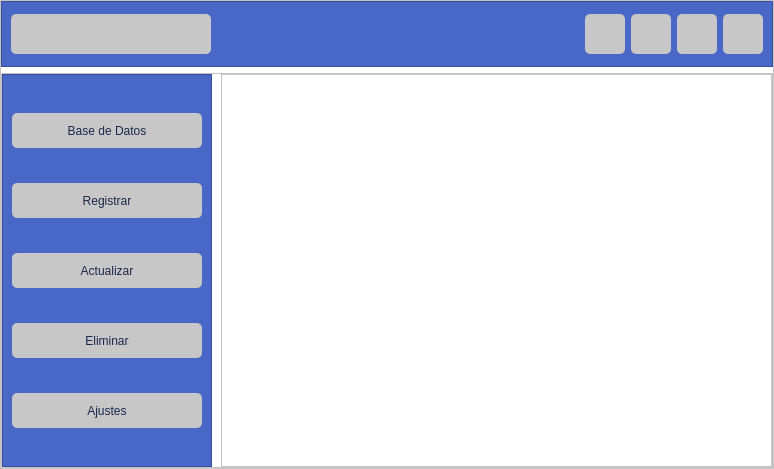
Old version of the form interface.ui in the repository AlexanderOI/CRUD_for_database.
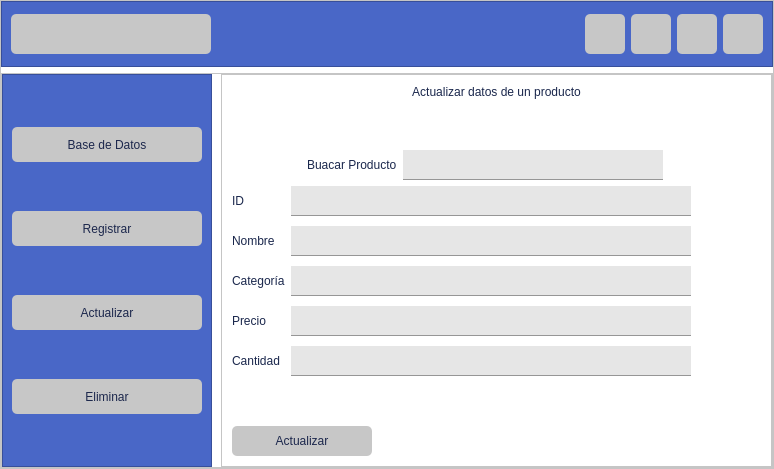
New version of the form. The open tabs and pages were chosen to show the change. Icons and pictures are not drawn.

Commit message: Added the database and the class to manage it

The edit to the form file:
```diff
--- a/interface.ui
+++ b/interface.ui
@@ -403,23 +403,6 @@
                </property>
               </widget>
              </item>
-             <item>
-              <widget class="QPushButton" name="bt_settings">
-               <property name="minimumSize">
-                <size>
-                 <width>0</width>
-                 <height>35</height>
-                </size>
-               </property>
-               <property name="text">
-                <string>Ajustes</string>
-               </property>
-               <property name="icon">
-                <iconset>
-                 <normaloff>icons/settings.svg</normaloff>icons/settings.svg</iconset>
-               </property>
-              </widget>
-             </item>
             </layout>
            </widget>
           </item>
@@ -498,6 +481,12 @@
              </property>
              <item>
               <widget class="QStackedWidget" name="stackedWidget">
+               <property name="styleSheet">
+                <string notr="true"/>
+               </property>
+               <property name="currentIndex">
+                <number>0</number>
+               </property>
                <widget class="QWidget" name="page_database">
                 <layout class="QVBoxLayout" name="verticalLayout_5">
                  <item>
@@ -614,9 +603,469 @@
                  </property>
                 </widget>
                </widget>
-               <widget class="QWidget" name="page_update"/>
-               <widget class="QWidget" name="page_eliminate"/>
-               <widget class="QWidget" name="page_settings"/>
+               <widget class="QWidget" name="page_update">
+                <layout class="QVBoxLayout" name="verticalLayout_12">
+                 <item>
+                  <widget class="QLabel" name="label_15">
+                   <property name="text">
+                    <string>Actualizar datos de un producto</string>
+                   </property>
+                   <property name="alignment">
+                    <set>Qt::AlignCenter</set>
+                   </property>
+                  </widget>
+                 </item>
+                 <item>
+                  <spacer name="verticalSpacer_3">
+                   <property name="orientation">
+                    <enum>Qt::Vertical</enum>
+                   </property>
+                   <property name="sizeHint" stdset="0">
+                    <size>
+                     <width>20</width>
+                     <height>40</height>
+                    </size>
+                   </property>
+                  </spacer>
+                 </item>
+                 <item>
+                  <layout class="QHBoxLayout" name="horizontalLayout_8">
+                   <item>
+                    <spacer name="horizontalSpacer_6">
+                     <property name="orientation">
+                      <enum>Qt::Horizontal</enum>
+                     </property>
+                     <property name="sizeType">
+                      <enum>QSizePolicy::Minimum</enum>
+                     </property>
+                     <property name="sizeHint" stdset="0">
+                      <size>
+                       <width>75</width>
+                       <height>20</height>
+                      </size>
+                     </property>
+                    </spacer>
+                   </item>
+                   <item>
+                    <widget class="QLabel" name="label_16">
+                     <property name="text">
+                      <string>Buacar Producto</string>
+                     </property>
+                    </widget>
+                   </item>
+                   <item>
+                    <widget class="QLineEdit" name="lineEdit_11">
+                     <property name="minimumSize">
+                      <size>
+                       <width>260</width>
+                       <height>30</height>
+                      </size>
+                     </property>
+                    </widget>
+                   </item>
+                   <item>
+                    <spacer name="horizontalSpacer_7">
+                     <property name="orientation">
+                      <enum>Qt::Horizontal</enum>
+                     </property>
+                     <property name="sizeType">
+                      <enum>QSizePolicy::Expanding</enum>
+                     </property>
+                     <property name="sizeHint" stdset="0">
+                      <size>
+                       <width>40</width>
+                       <height>20</height>
+                      </size>
+                     </property>
+                    </spacer>
+                   </item>
+                  </layout>
+                 </item>
+                 <item>
+                  <layout class="QHBoxLayout" name="horizontalLayout_6">
+                   <item>
+                    <layout class="QVBoxLayout" name="verticalLayout_10">
+                     <property name="spacing">
+                      <number>10</number>
+                     </property>
+                     <item>
+                      <widget class="QLabel" name="label_9">
+                       <property name="text">
+                        <string>ID</string>
+                       </property>
+                      </widget>
+                     </item>
+                     <item>
+                      <widget class="QLabel" name="label_10">
+                       <property name="text">
+                        <string>Nombre</string>
+                       </property>
+                      </widget>
+                     </item>
+                     <item>
+                      <widget class="QLabel" name="label_11">
+                       <property name="text">
+                        <string>Categoría</string>
+                       </property>
+                      </widget>
+                     </item>
+                     <item>
+                      <widget class="QLabel" name="label_12">
+                       <property name="text">
+                        <string>Precio</string>
+                       </property>
+                      </widget>
+                     </item>
+                     <item>
+                      <widget class="QLabel" name="label_13">
+                       <property name="text">
+                        <string>Cantidad</string>
+                       </property>
+                      </widget>
+                     </item>
+                    </layout>
+                   </item>
+                   <item>
+                    <layout class="QVBoxLayout" name="verticalLayout_11">
+                     <property name="spacing">
+                      <number>10</number>
+                     </property>
+                     <item>
+                      <widget class="QLineEdit" name="lineEdit_6">
+                       <property name="minimumSize">
+                        <size>
+                         <width>400</width>
+                         <height>30</height>
+                        </size>
+                       </property>
+                      </widget>
+                     </item>
+                     <item>
+                      <widget class="QLineEdit" name="lineEdit_7">
+                       <property name="minimumSize">
+                        <size>
+                         <width>0</width>
+                         <height>30</height>
+                        </size>
+                       </property>
+                      </widget>
+                     </item>
+                     <item>
+                      <widget class="QLineEdit" name="lineEdit_8">
+                       <property name="minimumSize">
+                        <size>
+                         <width>0</width>
+                         <height>30</height>
+                        </size>
+                       </property>
+                      </widget>
+                     </item>
+                     <item>
+                      <widget class="QLineEdit" name="lineEdit_9">
+                       <property name="minimumSize">
+                        <size>
+                         <width>0</width>
+                         <height>30</height>
+                        </size>
+                       </property>
+                      </widget>
+                     </item>
+                     <item>
+                      <widget class="QLineEdit" name="lineEdit_10">
+                       <property name="minimumSize">
+                        <size>
+                         <width>0</width>
+                         <height>30</height>
+                        </size>
+                       </property>
+                      </widget>
+                     </item>
+                    </layout>
+                   </item>
+                   <item>
+                    <spacer name="horizontalSpacer_4">
+                     <property name="orientation">
+                      <enum>Qt::Horizontal</enum>
+                     </property>
+                     <property name="sizeType">
+                      <enum>QSizePolicy::Expanding</enum>
+                     </property>
+                     <property name="sizeHint" stdset="0">
+                      <size>
+                       <width>40</width>
+                       <height>20</height>
+                      </size>
+                     </property>
+                    </spacer>
+                   </item>
+                  </layout>
+                 </item>
+                 <item>
+                  <spacer name="verticalSpacer_4">
+                   <property name="orientation">
+                    <enum>Qt::Vertical</enum>
+                   </property>
+                   <property name="sizeHint" stdset="0">
+                    <size>
+                     <width>20</width>
+                     <height>40</height>
+                    </size>
+                   </property>
+                  </spacer>
+                 </item>
+                 <item>
+                  <layout class="QHBoxLayout" name="horizontalLayout_7">
+                   <item>
+                    <widget class="QPushButton" name="pushButton_2">
+                     <property name="minimumSize">
+                      <size>
+                       <width>140</width>
+                       <height>30</height>
+                      </size>
+                     </property>
+                     <property name="text">
+                      <string>Actualizar</string>
+                     </property>
+                    </widget>
+                   </item>
+                   <item>
+                    <spacer name="horizontalSpacer_5">
+                     <property name="orientation">
+                      <enum>Qt::Horizontal</enum>
+                     </property>
+                     <property name="sizeHint" stdset="0">
+                      <size>
+                       <width>298</width>
+                       <height>28</height>
+                      </size>
+                     </property>
+                    </spacer>
+                   </item>
+                   <item>
+                    <widget class="QLabel" name="label_14">
+                     <property name="minimumSize">
+                      <size>
+                       <width>200</width>
+                       <height>0</height>
+                      </size>
+                     </property>
+                     <property name="text">
+                      <string/>
+                     </property>
+                     <property name="alignment">
+                      <set>Qt::AlignCenter</set>
+                     </property>
+                    </widget>
+                   </item>
+                  </layout>
+                 </item>
+                </layout>
+               </widget>
+               <widget class="QWidget" name="page_eliminate">
+                <layout class="QVBoxLayout" name="verticalLayout_13">
+                 <item>
+                  <widget class="QLabel" name="label_21">
+                   <property name="text">
+                    <string>Eliminar un producto</string>
+                   </property>
+                   <property name="alignment">
+                    <set>Qt::AlignCenter</set>
+                   </property>
+                  </widget>
+                 </item>
+                 <item>
+                  <layout class="QHBoxLayout" name="horizontalLayout_11">
+                   <item>
+                    <spacer name="horizontalSpacer_11">
+                     <property name="orientation">
+                      <enum>Qt::Horizontal</enum>
+                     </property>
+                     <property name="sizeHint" stdset="0">
+                      <size>
+                       <width>40</width>
+                       <height>20</height>
+                      </size>
+                     </property>
+                    </spacer>
+                   </item>
+                   <item>
+                    <widget class="QLabel" name="label_19">
+                     <property name="text">
+                      <string>Buacar Producto a eliminar</string>
+                     </property>
+                    </widget>
+                   </item>
+                   <item>
+                    <widget class="QLineEdit" name="lineEdit_13">
+                     <property name="minimumSize">
+                      <size>
+                       <width>260</width>
+                       <height>30</height>
+                      </size>
+                     </property>
+                    </widget>
+                   </item>
+                   <item>
+                    <spacer name="horizontalSpacer_12">
+                     <property name="orientation">
+                      <enum>Qt::Horizontal</enum>
+                     </property>
+                     <property name="sizeHint" stdset="0">
+                      <size>
+                       <width>40</width>
+                       <height>20</height>
+                      </size>
+                     </property>
+                    </spacer>
+                   </item>
+                  </layout>
+                 </item>
+                 <item>
+                  <widget class="QTableWidget" name="table_products_2">
+                   <property name="sizePolicy">
+                    <sizepolicy hsizetype="Expanding" vsizetype="Expanding">
+                     <horstretch>0</horstretch>
+                     <verstretch>0</verstretch>
+                    </sizepolicy>
+                   </property>
+                   <property name="minimumSize">
+                    <size>
+                     <width>529</width>
+                     <height>0</height>
+                    </size>
+                   </property>
+                   <property name="layoutDirection">
+                    <enum>Qt::LeftToRight</enum>
+                   </property>
+                   <property name="autoFillBackground">
+                    <bool>false</bool>
+                   </property>
+                   <property name="selectionMode">
+                    <enum>QAbstractItemView::ExtendedSelection</enum>
+                   </property>
+                   <property name="textElideMode">
+                    <enum>Qt::ElideRight</enum>
+                   </property>
+                   <property name="showGrid">
+                    <bool>false</bool>
+                   </property>
+                   <property name="sortingEnabled">
+                    <bool>false</bool>
+                   </property>
+                   <property name="cornerButtonEnabled">
+                    <bool>true</bool>
+                   </property>
+                   <attribute name="horizontalHeaderVisible">
+                    <bool>false</bool>
+                   </attribute>
+                   <attribute name="horizontalHeaderCascadingSectionResizes">
+                    <bool>false</bool>
+                   </attribute>
+                   <attribute name="horizontalHeaderMinimumSectionSize">
+                    <number>39</number>
+                   </attribute>
+                   <attribute name="horizontalHeaderDefaultSectionSize">
+                    <number>105</number>
+                   </attribute>
+                   <attribute name="horizontalHeaderShowSortIndicator" stdset="0">
+                    <bool>false</bool>
+                   </attribute>
+                   <attribute name="horizontalHeaderStretchLastSection">
+                    <bool>true</bool>
+                   </attribute>
+                   <attribute name="verticalHeaderCascadingSectionResizes">
+                    <bool>false</bool>
+                   </attribute>
+                   <attribute name="verticalHeaderMinimumSectionSize">
+                    <number>23</number>
+                   </attribute>
+                   <attribute name="verticalHeaderDefaultSectionSize">
+                    <number>30</number>
+                   </attribute>
+                   <attribute name="verticalHeaderHighlightSections">
+                    <bool>true</bool>
+                   </attribute>
+                   <attribute name="verticalHeaderShowSortIndicator" stdset="0">
+                    <bool>false</bool>
+                   </attribute>
+                   <attribute name="verticalHeaderStretchLastSection">
+                    <bool>false</bool>
+                   </attribute>
+                   <column>
+                    <property name="text">
+                     <string>ID</string>
+                    </property>
+                   </column>
+                   <column>
+                    <property name="text">
+                     <string>Nombre</string>
+                    </property>
+                   </column>
+                   <column>
+                    <property name="text">
+                     <string>Categoria</string>
+                    </property>
+                   </column>
+                   <column>
+                    <property name="text">
+                     <string>Precio</string>
+                    </property>
+                   </column>
+                   <column>
+                    <property name="text">
+                     <string>Cantidad</string>
+                    </property>
+                   </column>
+                  </widget>
+                 </item>
+                 <item>
+                  <layout class="QHBoxLayout" name="horizontalLayout_12">
+                   <item>
+                    <widget class="QPushButton" name="pushButton_4">
+                     <property name="minimumSize">
+                      <size>
+                       <width>140</width>
+                       <height>30</height>
+                      </size>
+                     </property>
+                     <property name="text">
+                      <string>Eliminar</string>
+                     </property>
+                    </widget>
+                   </item>
+                   <item>
+                    <spacer name="horizontalSpacer_13">
+                     <property name="orientation">
+                      <enum>Qt::Horizontal</enum>
+                     </property>
+                     <property name="sizeHint" stdset="0">
+                      <size>
+                       <width>298</width>
+                       <height>28</height>
+                      </size>
+                     </property>
+                    </spacer>
+                   </item>
+                   <item>
+                    <widget class="QLabel" name="label_20">
+                     <property name="minimumSize">
+                      <size>
+                       <width>200</width>
+                       <height>0</height>
+                      </size>
+                     </property>
+                     <property name="text">
+                      <string/>
+                     </property>
+                     <property name="alignment">
+                      <set>Qt::AlignCenter</set>
+                     </property>
+                    </widget>
+                   </item>
+                  </layout>
+                 </item>
+                </layout>
+               </widget>
               </widget>
              </item>
             </layout>
```
Left out of the diff: 226 changed lines with no effect on the pictures. The commit also changes 3 other files.
